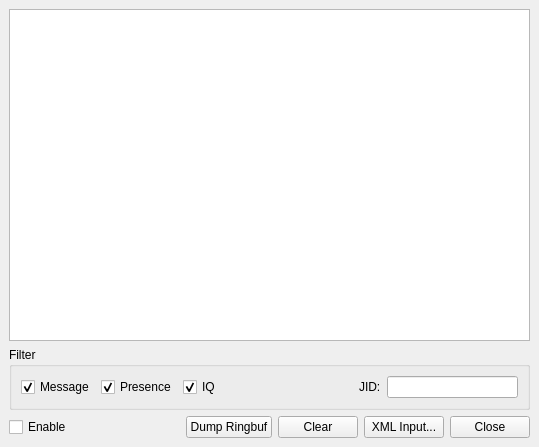
First picture: the form in src/xmlconsole.ui, repository psi-im/psi, before the edit.
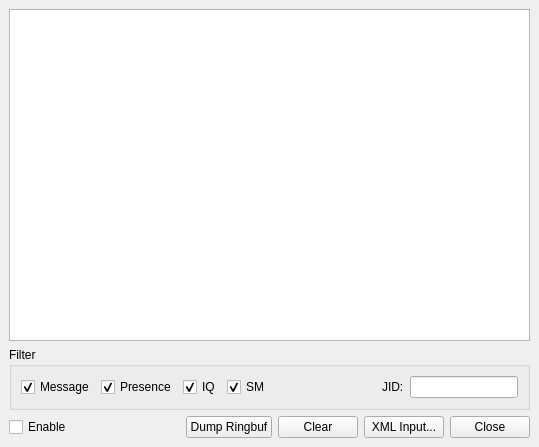
Second picture: the form after the edit.

```diff
--- a/src/xmlconsole.ui
+++ b/src/xmlconsole.ui
@@ -65,6 +65,16 @@
        </widget>
       </item>
       <item>
+       <widget class="QCheckBox" name="ck_sm" >
+        <property name="text" >
+         <string>SM</string>
+        </property>
+        <property name="checked" >
+         <bool>true</bool>
+        </property>
+       </widget>
+      </item>
+       <item>
        <spacer>
         <property name="orientation" >
          <enum>Qt::Horizontal</enum>
```
